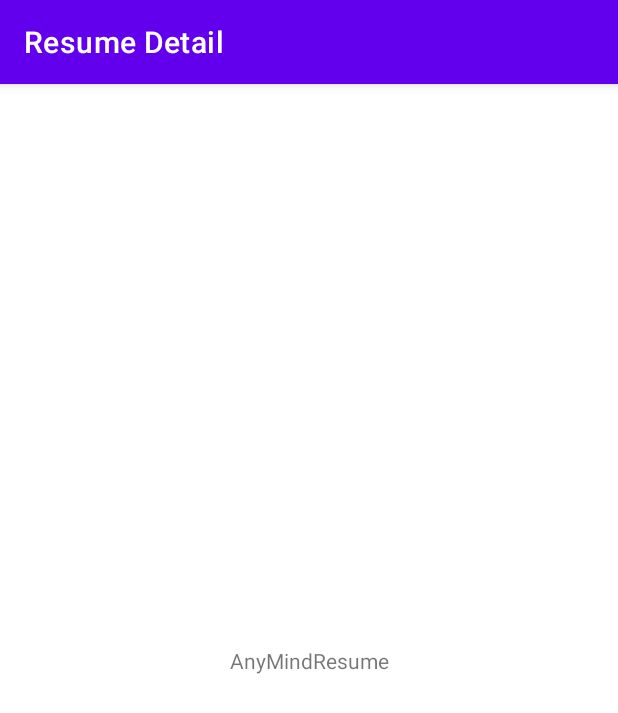
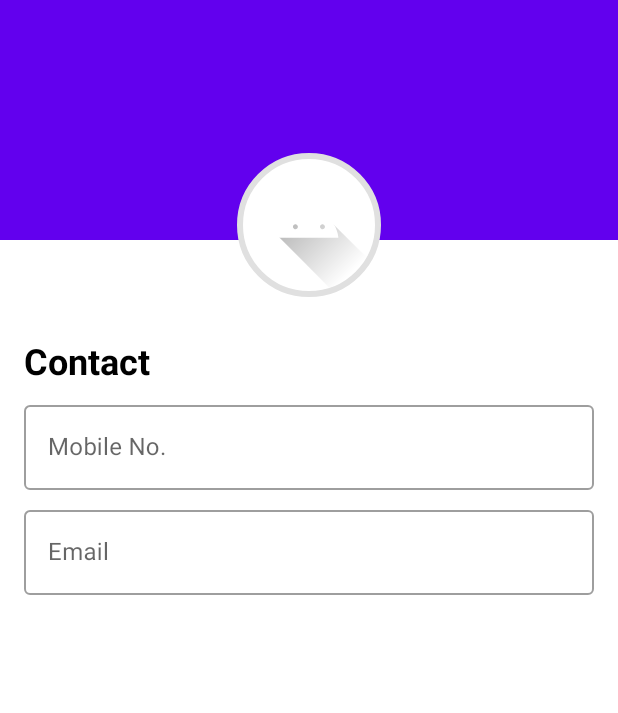
Before and after one commit to NutdanaiVankrua/AnyMindResume, an Android app: the ResumeDetailFragment screen opened through its navigation route, on a phone screen of 412 x 824 dp. Shown: the top 713 px of the screen. Run offline under Robolectric (Android 15) with nearby library versions, the phone set to English and light mode, and no system bars.

Commit message:
feature: design initial resume form architecture layouts

```diff
--- a/app/src/main/java/com/example/anymindresume/screen/myresumes/MyResumesFragment.kt
+++ b/app/src/main/java/com/example/anymindresume/screen/myresumes/MyResumesFragment.kt
@@ -47,7 +47,10 @@ class MyResumesFragment : Fragment(), ActionBarDynamicTitle {
     }
 
     private fun setupViews() {
-        requireActivity().setupTitle(title = resources.getString(R.string.navigation_bar_title_my_resumes_screen))
+        requireActivity().apply {
+            setupTitle(title = resources.getString(R.string.navigation_bar_title_my_resumes_screen))
+            showActionBar(visible = true)
+        }
         binding.recyclerView.adapter = adapter
         binding.floatingButton.setOnClickListener {
             findNavController().navigate(R.id.action_my_resumes_to_resume_detail)
--- a/app/src/main/java/com/example/anymindresume/screen/resume/detail/ResumeDetailFragment.kt
+++ b/app/src/main/java/com/example/anymindresume/screen/resume/detail/ResumeDetailFragment.kt
@@ -31,7 +31,10 @@ class ResumeDetailFragment : Fragment(), ActionBarDynamicTitle {
 
     override fun onViewCreated(view: View, savedInstanceState: Bundle?) {
         super.onViewCreated(view, savedInstanceState)
-        requireActivity().setupTitle(title = resources.getString(R.string.navigation_bar_title_resume_detail_screen))
+        requireActivity().apply {
+            setupTitle(title = resources.getString(R.string.navigation_bar_title_resume_detail_screen))
+            showActionBar(visible = false)
+        }
     }
 
     override fun onDestroyView() {
--- a/app/src/main/java/com/example/anymindresume/util/ActionBarDynamicTitle.kt
+++ b/app/src/main/java/com/example/anymindresume/util/ActionBarDynamicTitle.kt
@@ -10,4 +10,12 @@ interface ActionBarDynamicTitle {
         activity.supportActionBar?.title = title
     }
 
+    fun Activity?.showActionBar(visible: Boolean) {
+        val activity = (this as? AppCompatActivity) ?: return
+        if (visible)
+            activity.supportActionBar?.show()
+        else
+            activity.supportActionBar?.hide()
+    }
+
 }
--- a/app/src/main/res/layout/fragment_resume_detail.xml
+++ b/app/src/main/res/layout/fragment_resume_detail.xml
@@ -1,16 +1,109 @@
 <?xml version="1.0" encoding="utf-8"?>
-<androidx.constraintlayout.widget.ConstraintLayout xmlns:android="http://schemas.android.com/apk/res/android"
+<androidx.coordinatorlayout.widget.CoordinatorLayout xmlns:android="http://schemas.android.com/apk/res/android"
     xmlns:app="http://schemas.android.com/apk/res-auto"
     android:layout_width="match_parent"
     android:layout_height="match_parent">
 
-    <TextView
-        android:layout_width="wrap_content"
+    <com.google.android.material.appbar.AppBarLayout
+        android:layout_width="match_parent"
         android:layout_height="wrap_content"
-        android:text="@string/app_name"
-        app:layout_constraintBottom_toBottomOf="parent"
-        app:layout_constraintEnd_toEndOf="parent"
-        app:layout_constraintStart_toStartOf="parent"
-        app:layout_constraintTop_toTopOf="parent" />
+        android:background="@color/white"
+        app:elevation="0dp">
 
-</androidx.constraintlayout.widget.ConstraintLayout>
+        <com.google.android.material.appbar.CollapsingToolbarLayout
+            android:id="@+id/collapsing_toolbar"
+            android:layout_width="match_parent"
+            android:layout_height="wrap_content"
+            app:layout_scrollFlags="scroll|snap|exitUntilCollapsed">
+
+            <View
+                android:layout_width="match_parent"
+                android:layout_height="160dp"
+                android:layout_marginBottom="40dp"
+                android:background="?android:colorPrimary" />
+
+            <androidx.appcompat.widget.Toolbar
+                android:id="@+id/toolbar"
+                android:layout_width="match_parent"
+                android:layout_height="?attr/actionBarSize"
+                android:background="?android:colorPrimary"
+                app:layout_collapseMode="pin" />
+
+        </com.google.android.material.appbar.CollapsingToolbarLayout>
+
+    </com.google.android.material.appbar.AppBarLayout>
+
+    <androidx.core.widget.NestedScrollView
+        android:layout_width="match_parent"
+        android:layout_height="match_parent"
+        app:layout_behavior="com.google.android.material.appbar.AppBarLayout$ScrollingViewBehavior">
+
+        <androidx.appcompat.widget.LinearLayoutCompat
+            android:id="@+id/linear_layout"
+            android:layout_width="match_parent"
+            android:layout_height="wrap_content"
+            android:orientation="vertical"
+            android:paddingHorizontal="16dp"
+            android:paddingVertical="24dp">
+
+            <androidx.appcompat.widget.AppCompatTextView
+                style="@style/SectionTitle"
+                android:layout_width="wrap_content"
+                android:layout_height="wrap_content"
+                android:text="@string/resume_detail_contact_section_title" />
+
+            <com.google.android.material.textfield.TextInputLayout
+                style="@style/Widget.MaterialComponents.TextInputLayout.OutlinedBox"
+                android:layout_width="match_parent"
+                android:layout_height="wrap_content"
+                android:hint="@string/resume_detail_input_mobile_number_hint"
+                android:paddingTop="@dimen/form_input_margin">
+
+                <com.google.android.material.textfield.TextInputEditText
+                    android:id="@+id/edit_text_mobile_no"
+                    android:layout_width="match_parent"
+                    android:layout_height="wrap_content"
+                    android:imeOptions="actionNext"
+                    android:inputType="phone"
+                    android:maxLength="12"
+                    android:maxLines="1" />
+
+            </com.google.android.material.textfield.TextInputLayout>
+
+            <com.google.android.material.textfield.TextInputLayout
+                style="@style/Widget.MaterialComponents.TextInputLayout.OutlinedBox"
+                android:layout_width="match_parent"
+                android:layout_height="wrap_content"
+                android:hint="@string/resume_detail_input_email_hint"
+                android:paddingTop="@dimen/form_input_margin">
+
+                <com.google.android.material.textfield.TextInputEditText
+                    android:id="@+id/edit_text_email_address"
+                    android:layout_width="match_parent"
+                    android:layout_height="wrap_content"
+                    android:imeOptions="actionNext"
+                    android:inputType="textEmailAddress"
+                    android:maxLines="1" />
+
+            </com.google.android.material.textfield.TextInputLayout>
+
+        </androidx.appcompat.widget.LinearLayoutCompat>
+
+    </androidx.core.widget.NestedScrollView>
+
+    <com.google.android.material.imageview.ShapeableImageView
+        android:id="@+id/image_view_profile"
+        android:layout_width="100dp"
+        android:layout_height="100dp"
+        android:layout_gravity="center_horizontal"
+        android:background="@color/white"
+        android:padding="4dp"
+        android:scaleType="centerCrop"
+        app:layout_anchor="@+id/collapsing_toolbar"
+        app:layout_anchorGravity="bottom|center"
+        app:shapeAppearanceOverlay="@style/ShapeAppearanceOverlay.App.CornerSize50Percent"
+        app:srcCompat="@drawable/ic_launcher_foreground"
+        app:strokeColor="@color/light_gray"
+        app:strokeWidth="4dp" />
+
+</androidx.coordinatorlayout.widget.CoordinatorLayout>
--- a/app/src/main/res/values/colors.xml
+++ b/app/src/main/res/values/colors.xml
@@ -7,4 +7,5 @@
     <color name="teal_700">#FF018786</color>
     <color name="black">#FF000000</color>
     <color name="white">#FFFFFFFF</color>
+    <color name="light_gray">#E0E0E0</color>
 </resources>
--- /dev/null
+++ b/app/src/main/res/values/dimens.xml
@@ -0,0 +1,4 @@
+<?xml version="1.0" encoding="utf-8"?>
+<resources>
+    <dimen name="form_input_margin">8dp</dimen>
+</resources>
--- a/app/src/main/res/values/strings.xml
+++ b/app/src/main/res/values/strings.xml
@@ -2,4 +2,7 @@
     <string name="app_name">AnyMindResume</string>
     <string name="navigation_bar_title_my_resumes_screen">My Resumes</string>
     <string name="navigation_bar_title_resume_detail_screen">Resume Detail</string>
+    <string name="resume_detail_contact_section_title">Contact</string>
+    <string name="resume_detail_input_mobile_number_hint">Mobile No.</string>
+    <string name="resume_detail_input_email_hint">Email</string>
 </resources>
--- /dev/null
+++ b/app/src/main/res/values/styles.xml
@@ -0,0 +1,14 @@
+<?xml version="1.0" encoding="utf-8"?>
+<resources>
+
+    <style name="ShapeAppearanceOverlay.App.CornerSize50Percent" parent="">
+        <item name="cornerSize">50%</item>
+    </style>
+
+    <style name="SectionTitle" parent="">
+        <item name="android:textSize">24sp</item>
+        <item name="android:textStyle">bold</item>
+        <item name="android:textColor">@color/black</item>
+    </style>
+
+</resources>
```
